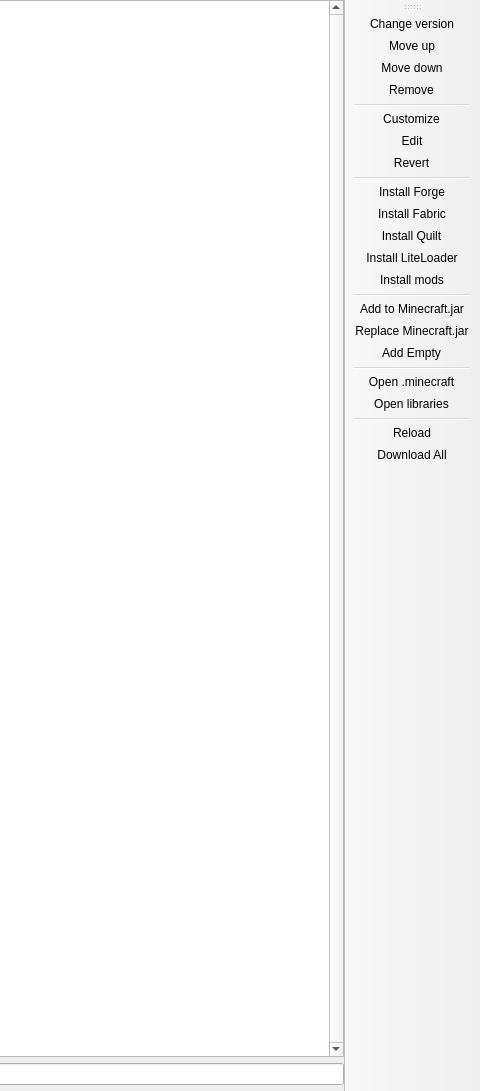
Qt form launcher/ui/pages/instance/VersionPage.ui (VorwerkUa2/WerkLauncher) before a commit; both pictures show x 481 to 961 and y 0 to 1091 of the 961 by 1091 pixel window.
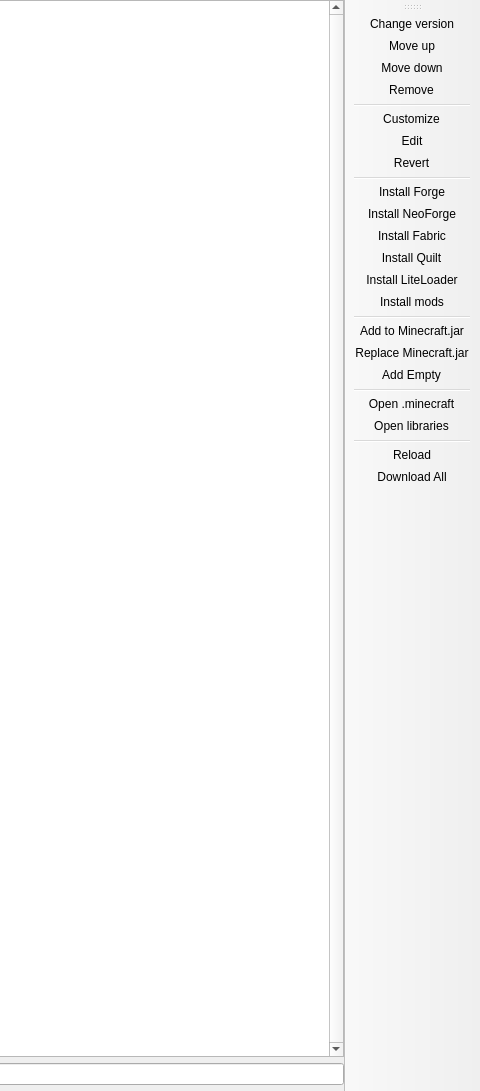
The same form after that commit. Custom widgets are drawn as their Qt base class.

Commit message: GH-5232 Add Install NeoForge button (WIP)

```diff
--- a/launcher/ui/pages/instance/VersionPage.ui
+++ b/launcher/ui/pages/instance/VersionPage.ui
@@ -106,6 +106,7 @@
    <addaction name="actionRevert"/>
    <addaction name="separator"/>
    <addaction name="actionInstall_Forge"/>
+   <addaction name="actionInstall_NeoForge"/>
    <addaction name="actionInstall_Fabric"/>
    <addaction name="actionInstall_Quilt"/>
    <addaction name="actionInstall_LiteLoader"/>
@@ -270,6 +271,14 @@
     <string>Open the instance's local libraries folder.</string>
    </property>
   </action>
+  <action name="actionInstall_NeoForge">
+   <property name="text">
+    <string>Install NeoForge</string>
+   </property>
+   <property name="toolTip">
+    <string>Install the NeoForge package.</string>
+   </property>
+  </action>
  </widget>
  <customwidgets>
   <customwidget>
```
The commit also changes 2 other files.
